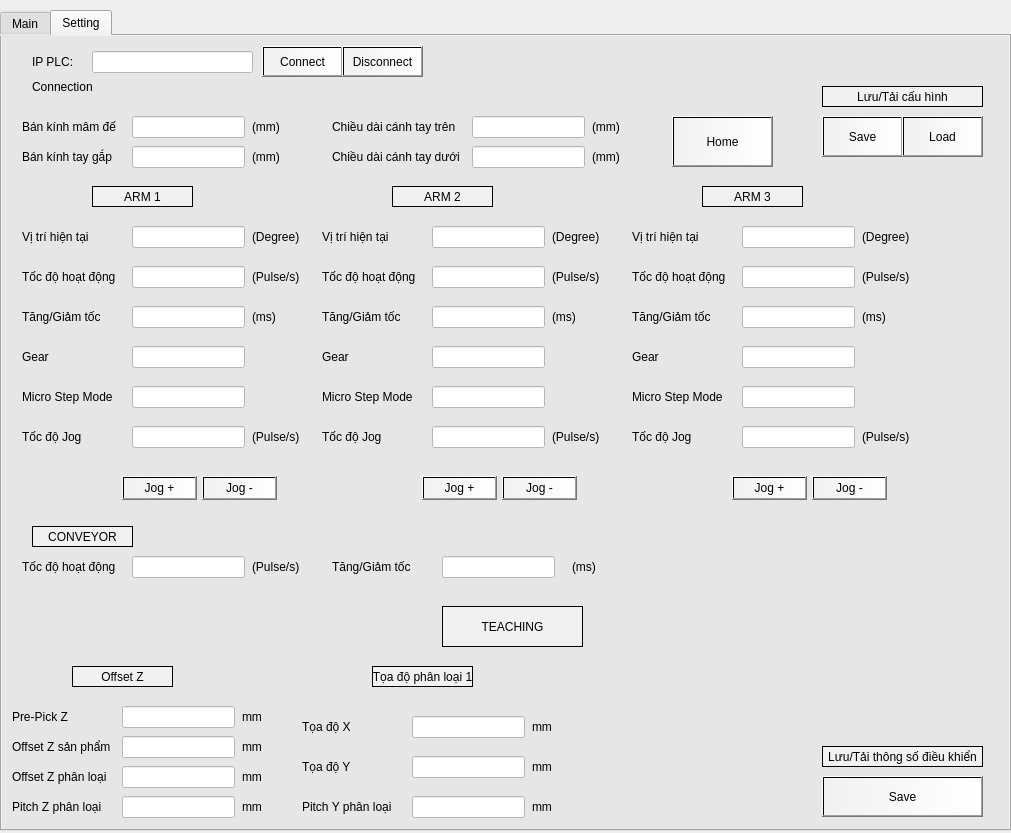
Before: the Qt Designer form InterfaceApp/pyqt/Services/widget.ui in vuloc333/Delta_v1.0, drawn with Qt 5.
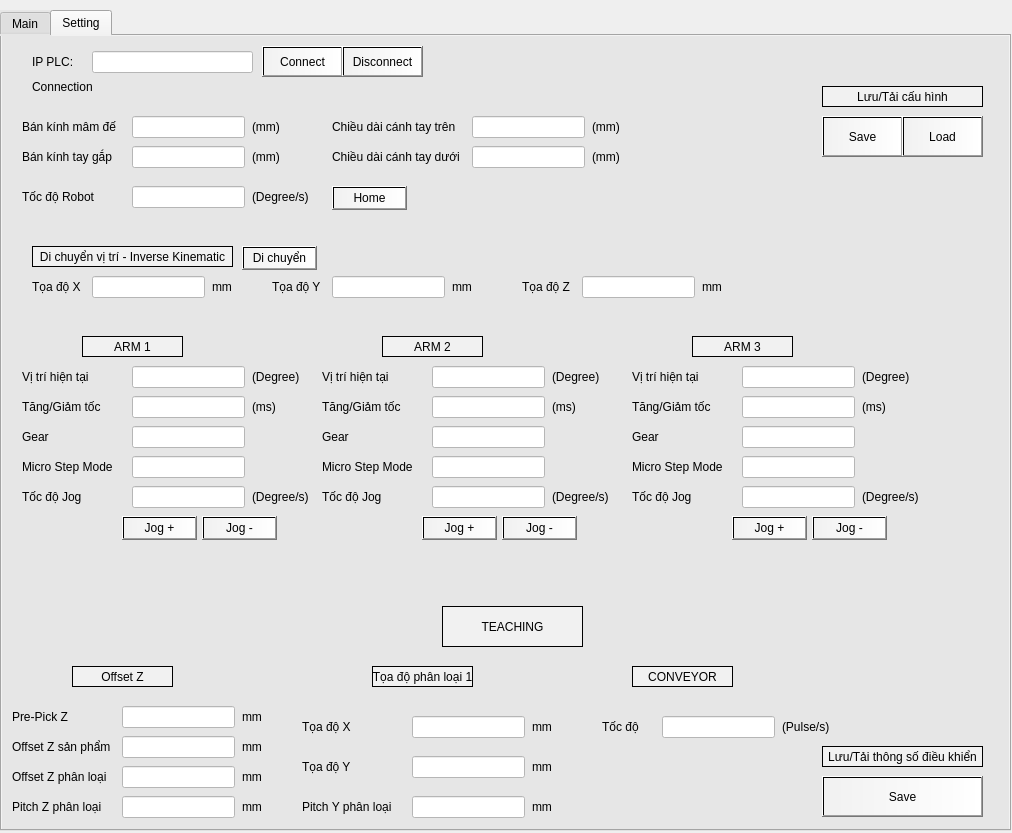
After: the same form once the commit is applied.

The edit to the form file:
```diff
--- a/InterfaceApp/pyqt/Services/widget.ui
+++ b/InterfaceApp/pyqt/Services/widget.ui
@@ -6,7 +6,7 @@
    <rect>
     <x>0</x>
     <y>0</y>
-    <width>1011</width>
+    <width>1012</width>
     <height>833</height>
    </rect>
   </property>
@@ -380,7 +380,7 @@
      <property name="geometry">
       <rect>
        <x>430</x>
-       <y>270</y>
+       <y>360</y>
        <width>113</width>
        <height>22</height>
       </rect>
@@ -402,7 +402,7 @@
      <property name="geometry">
       <rect>
        <x>250</x>
-       <y>190</y>
+       <y>330</y>
        <width>51</width>
        <height>21</height>
       </rect>
@@ -411,46 +411,11 @@
       <string>(Degree)</string>
      </property>
     </widget>
-    <widget class="QLabel" name="lbl2_3">
-     <property name="geometry">
-      <rect>
-       <x>630</x>
-       <y>230</y>
-       <width>101</width>
-       <height>21</height>
-      </rect>
-     </property>
-     <property name="text">
-      <string>Tốc độ hoạt động</string>
-     </property>
-    </widget>
-    <widget class="QLineEdit" name="lineConvRamp">
-     <property name="geometry">
-      <rect>
-       <x>440</x>
-       <y>520</y>
-       <width>113</width>
-       <height>22</height>
-      </rect>
-     </property>
-     <property name="accessibleDescription">
-      <string/>
-     </property>
-     <property name="styleSheet">
-      <string notr="true">background-color: rgb(255, 255, 255);</string>
-     </property>
-     <property name="text">
-      <string/>
-     </property>
-     <property name="readOnly">
-      <bool>false</bool>
-     </property>
-    </widget>
     <widget class="QLineEdit" name="lineArm2MicroStepMode">
      <property name="geometry">
       <rect>
        <x>430</x>
-       <y>350</y>
+       <y>420</y>
        <width>113</width>
        <height>22</height>
       </rect>
@@ -472,7 +437,7 @@
      <property name="geometry">
       <rect>
        <x>20</x>
-       <y>190</y>
+       <y>330</y>
        <width>101</width>
        <height>21</height>
       </rect>
@@ -485,7 +450,7 @@
      <property name="geometry">
       <rect>
        <x>320</x>
-       <y>270</y>
+       <y>360</y>
        <width>101</width>
        <height>21</height>
       </rect>
@@ -498,7 +463,7 @@
      <property name="geometry">
       <rect>
        <x>730</x>
-       <y>440</y>
+       <y>480</y>
        <width>75</width>
        <height>24</height>
       </rect>
@@ -515,20 +480,20 @@
      <property name="geometry">
       <rect>
        <x>250</x>
-       <y>230</y>
-       <width>51</width>
+       <y>150</y>
+       <width>71</width>
        <height>21</height>
       </rect>
      </property>
      <property name="text">
-      <string>(Pulse/s)</string>
+      <string>(Degree/s)</string>
      </property>
     </widget>
     <widget class="QLabel" name="lbl1_13">
      <property name="geometry">
       <rect>
        <x>550</x>
-       <y>190</y>
+       <y>330</y>
        <width>51</width>
        <height>21</height>
       </rect>
@@ -540,8 +505,8 @@
     <widget class="QLabel" name="lbl7_2">
      <property name="geometry">
       <rect>
-       <x>390</x>
-       <y>150</y>
+       <x>380</x>
+       <y>300</y>
        <width>101</width>
        <height>21</height>
       </rect>
@@ -563,7 +528,7 @@
      <property name="geometry">
       <rect>
        <x>430</x>
-       <y>310</y>
+       <y>390</y>
        <width>113</width>
        <height>22</height>
       </rect>
@@ -585,7 +550,7 @@
      <property name="geometry">
       <rect>
        <x>500</x>
-       <y>440</y>
+       <y>480</y>
        <width>75</width>
        <height>24</height>
       </rect>
@@ -601,8 +566,8 @@
     <widget class="QLineEdit" name="lineConvSpeed">
      <property name="geometry">
       <rect>
-       <x>130</x>
-       <y>520</y>
+       <x>660</x>
+       <y>680</y>
        <width>113</width>
        <height>22</height>
       </rect>
@@ -624,7 +589,7 @@
      <property name="geometry">
       <rect>
        <x>20</x>
-       <y>390</y>
+       <y>450</y>
        <width>101</width>
        <height>21</height>
       </rect>
@@ -650,47 +615,11 @@
       <string>Save</string>
      </property>
     </widget>
-    <widget class="QLineEdit" name="lineArm2RunSpeed">
-     <property name="geometry">
-      <rect>
-       <x>430</x>
-       <y>230</y>
-       <width>113</width>
-       <height>22</height>
-      </rect>
-     </property>
-     <property name="accessibleDescription">
-      <string/>
-     </property>
-     <property name="styleSheet">
-      <string notr="true">background-color: rgb(255, 255, 255);
-</string>
-     </property>
-     <property name="text">
-      <string/>
-     </property>
-     <property name="readOnly">
-      <bool>false</bool>
-     </property>
-    </widget>
-    <widget class="QLabel" name="lbl3_4">
-     <property name="geometry">
-      <rect>
-       <x>330</x>
-       <y>520</y>
-       <width>101</width>
-       <height>21</height>
-      </rect>
-     </property>
-     <property name="text">
-      <string>Tăng/Giảm tốc</string>
-     </property>
-    </widget>
     <widget class="QLabel" name="lbl6_2">
      <property name="geometry">
       <rect>
        <x>320</x>
-       <y>390</y>
+       <y>450</y>
        <width>101</width>
        <height>21</height>
       </rect>
@@ -703,7 +632,7 @@
      <property name="geometry">
       <rect>
        <x>130</x>
-       <y>270</y>
+       <y>360</y>
        <width>113</width>
        <height>22</height>
       </rect>
@@ -725,7 +654,7 @@
      <property name="geometry">
       <rect>
        <x>740</x>
-       <y>390</y>
+       <y>450</y>
        <width>113</width>
        <height>22</height>
       </rect>
@@ -746,8 +675,8 @@
     <widget class="QLabel" name="lbl7_4">
      <property name="geometry">
       <rect>
-       <x>30</x>
-       <y>490</y>
+       <x>630</x>
+       <y>630</y>
        <width>101</width>
        <height>21</height>
       </rect>
@@ -769,35 +698,13 @@
      <property name="geometry">
       <rect>
        <x>20</x>
-       <y>230</y>
+       <y>150</y>
        <width>101</width>
        <height>21</height>
       </rect>
      </property>
      <property name="text">
-      <string>Tốc độ hoạt động</string>
-     </property>
-    </widget>
-    <widget class="QLineEdit" name="lineArm3RunSpeed">
-     <property name="geometry">
-      <rect>
-       <x>740</x>
-       <y>230</y>
-       <width>113</width>
-       <height>22</height>
-      </rect>
-     </property>
-     <property name="accessibleDescription">
-      <string/>
-     </property>
-     <property name="styleSheet">
-      <string notr="true">background-color: rgb(255, 255, 255);</string>
-     </property>
-     <property name="text">
-      <string/>
-     </property>
-     <property name="readOnly">
-      <bool>false</bool>
+      <string>Tốc độ Robot</string>
      </property>
     </widget>
     <widget class="QLabel" name="lbl1_5">
@@ -816,8 +723,8 @@
     <widget class="QLabel" name="lbl7_3">
      <property name="geometry">
       <rect>
-       <x>700</x>
-       <y>150</y>
+       <x>690</x>
+       <y>300</y>
        <width>101</width>
        <height>21</height>
       </rect>
@@ -839,7 +746,7 @@
      <property name="geometry">
       <rect>
        <x>740</x>
-       <y>310</y>
+       <y>390</y>
        <width>113</width>
        <height>22</height>
       </rect>
@@ -861,7 +768,7 @@
      <property name="geometry">
       <rect>
        <x>420</x>
-       <y>440</y>
+       <y>480</y>
        <width>75</width>
        <height>24</height>
       </rect>
@@ -878,7 +785,7 @@
      <property name="geometry">
       <rect>
        <x>200</x>
-       <y>440</y>
+       <y>480</y>
        <width>75</width>
        <height>24</height>
       </rect>
@@ -895,7 +802,7 @@
      <property name="geometry">
       <rect>
        <x>130</x>
-       <y>230</y>
+       <y>150</y>
        <width>113</width>
        <height>22</height>
       </rect>
@@ -917,7 +824,7 @@
      <property name="geometry">
       <rect>
        <x>130</x>
-       <y>190</y>
+       <y>330</y>
        <width>113</width>
        <height>22</height>
       </rect>
@@ -939,7 +846,7 @@
      <property name="geometry">
       <rect>
        <x>550</x>
-       <y>270</y>
+       <y>360</y>
        <width>51</width>
        <height>21</height>
       </rect>
@@ -952,7 +859,7 @@
      <property name="geometry">
       <rect>
        <x>810</x>
-       <y>440</y>
+       <y>480</y>
        <width>75</width>
        <height>24</height>
       </rect>
@@ -969,7 +876,7 @@
      <property name="geometry">
       <rect>
        <x>630</x>
-       <y>270</y>
+       <y>360</y>
        <width>101</width>
        <height>21</height>
       </rect>
@@ -982,7 +889,7 @@
      <property name="geometry">
       <rect>
        <x>740</x>
-       <y>190</y>
+       <y>330</y>
        <width>113</width>
        <height>22</height>
       </rect>
@@ -1004,7 +911,7 @@
      <property name="geometry">
       <rect>
        <x>130</x>
-       <y>350</y>
+       <y>420</y>
        <width>113</width>
        <height>22</height>
       </rect>
@@ -1022,28 +929,11 @@
       <bool>false</bool>
      </property>
     </widget>
-    <widget class="QPushButton" name="btnAllHome">
-     <property name="geometry">
-      <rect>
-       <x>670</x>
-       <y>80</y>
-       <width>101</width>
-       <height>51</height>
-      </rect>
-     </property>
-     <property name="styleSheet">
-      <string notr="true">background-color: qlineargradient(spread:pad, x1:0, y1:0, x2:1, y2:0, stop:0 rgba(241, 241, 241, 255), stop:1 rgba(255, 255, 255, 255));
-</string>
-     </property>
-     <property name="text">
-      <string>Home</string>
-     </property>
-    </widget>
     <widget class="QLineEdit" name="lineArm2JogSpeed">
      <property name="geometry">
       <rect>
        <x>430</x>
-       <y>390</y>
+       <y>450</y>
        <width>113</width>
        <height>22</height>
       </rect>
@@ -1065,7 +955,7 @@
      <property name="geometry">
       <rect>
        <x>630</x>
-       <y>310</y>
+       <y>390</y>
        <width>101</width>
        <height>21</height>
       </rect>
@@ -1091,7 +981,7 @@
      <property name="geometry">
       <rect>
        <x>130</x>
-       <y>310</y>
+       <y>390</y>
        <width>113</width>
        <height>22</height>
       </rect>
@@ -1112,21 +1002,21 @@
     <widget class="QLabel" name="lbl2_4">
      <property name="geometry">
       <rect>
-       <x>20</x>
-       <y>520</y>
-       <width>101</width>
+       <x>600</x>
+       <y>680</y>
+       <width>51</width>
        <height>21</height>
       </rect>
      </property>
      <property name="text">
-      <string>Tốc độ hoạt động</string>
+      <string>Tốc độ</string>
      </property>
     </widget>
     <widget class="QLabel" name="lbl6_3">
      <property name="geometry">
       <rect>
        <x>630</x>
-       <y>390</y>
+       <y>450</y>
        <width>101</width>
        <height>21</height>
       </rect>
@@ -1139,7 +1029,7 @@
      <property name="geometry">
       <rect>
        <x>320</x>
-       <y>190</y>
+       <y>330</y>
        <width>101</width>
        <height>21</height>
       </rect>
@@ -1152,7 +1042,7 @@
      <property name="geometry">
       <rect>
        <x>320</x>
-       <y>350</y>
+       <y>420</y>
        <width>101</width>
        <height>21</height>
       </rect>
@@ -1165,7 +1055,7 @@
      <property name="geometry">
       <rect>
        <x>120</x>
-       <y>440</y>
+       <y>480</y>
        <width>75</width>
        <height>24</height>
       </rect>
@@ -1182,7 +1072,7 @@
      <property name="geometry">
       <rect>
        <x>630</x>
-       <y>190</y>
+       <y>330</y>
        <width>101</width>
        <height>21</height>
       </rect>
@@ -1195,20 +1085,20 @@
      <property name="geometry">
       <rect>
        <x>860</x>
-       <y>390</y>
-       <width>51</width>
+       <y>450</y>
+       <width>61</width>
        <height>21</height>
       </rect>
      </property>
      <property name="text">
-      <string>(Pulse/s)</string>
+      <string>(Degree/s)</string>
      </property>
     </widget>
     <widget class="QLineEdit" name="lineArm3MicroStepMode">
      <property name="geometry">
       <rect>
        <x>740</x>
-       <y>350</y>
+       <y>420</y>
        <width>113</width>
        <height>22</height>
       </rect>
@@ -1226,24 +1116,11 @@
       <bool>false</bool>
      </property>
     </widget>
-    <widget class="QLabel" name="lbl1_9">
-     <property name="geometry">
-      <rect>
-       <x>860</x>
-       <y>230</y>
-       <width>51</width>
-       <height>21</height>
-      </rect>
-     </property>
-     <property name="text">
-      <string>(Pulse/s)</string>
-     </property>
-    </widget>
     <widget class="QLabel" name="lbl1_10">
      <property name="geometry">
       <rect>
        <x>860</x>
-       <y>270</y>
+       <y>360</y>
        <width>51</width>
        <height>21</height>
       </rect>
@@ -1256,7 +1133,7 @@
      <property name="geometry">
       <rect>
        <x>250</x>
-       <y>270</y>
+       <y>360</y>
        <width>51</width>
        <height>21</height>
       </rect>
@@ -1291,7 +1168,7 @@
      <property name="geometry">
       <rect>
        <x>20</x>
-       <y>310</y>
+       <y>390</y>
        <width>101</width>
        <height>21</height>
       </rect>
@@ -1303,8 +1180,8 @@
     <widget class="QLabel" name="lbl1_17">
      <property name="geometry">
       <rect>
-       <x>250</x>
-       <y>520</y>
+       <x>780</x>
+       <y>680</y>
        <width>51</width>
        <height>21</height>
       </rect>
@@ -1317,7 +1194,7 @@
      <property name="geometry">
       <rect>
        <x>130</x>
-       <y>390</y>
+       <y>450</y>
        <width>113</width>
        <height>22</height>
       </rect>
@@ -1339,7 +1216,7 @@
      <property name="geometry">
       <rect>
        <x>860</x>
-       <y>190</y>
+       <y>330</y>
        <width>51</width>
        <height>21</height>
       </rect>
@@ -1352,7 +1229,7 @@
      <property name="geometry">
       <rect>
        <x>20</x>
-       <y>270</y>
+       <y>360</y>
        <width>101</width>
        <height>21</height>
       </rect>
@@ -1365,7 +1242,7 @@
      <property name="geometry">
       <rect>
        <x>320</x>
-       <y>310</y>
+       <y>390</y>
        <width>101</width>
        <height>21</height>
       </rect>
@@ -1378,7 +1255,7 @@
      <property name="geometry">
       <rect>
        <x>740</x>
-       <y>270</y>
+       <y>360</y>
        <width>113</width>
        <height>22</height>
       </rect>
@@ -1400,7 +1277,7 @@
      <property name="geometry">
       <rect>
        <x>630</x>
-       <y>350</y>
+       <y>420</y>
        <width>101</width>
        <height>21</height>
       </rect>
@@ -1412,8 +1289,8 @@
     <widget class="QLabel" name="lbl7">
      <property name="geometry">
       <rect>
-       <x>90</x>
-       <y>150</y>
+       <x>80</x>
+       <y>300</y>
        <width>101</width>
        <height>21</height>
       </rect>
@@ -1474,46 +1351,33 @@
      <property name="geometry">
       <rect>
        <x>250</x>
-       <y>390</y>
-       <width>51</width>
+       <y>450</y>
+       <width>61</width>
        <height>21</height>
       </rect>
      </property>
      <property name="text">
-      <string>(Pulse/s)</string>
-     </property>
-    </widget>
-    <widget class="QLabel" name="lbl1_18">
-     <property name="geometry">
-      <rect>
-       <x>570</x>
-       <y>520</y>
-       <width>51</width>
-       <height>21</height>
-      </rect>
-     </property>
-     <property name="text">
-      <string>(ms)</string>
+      <string>(Degree/s)</string>
      </property>
     </widget>
     <widget class="QLabel" name="lbl1_15">
      <property name="geometry">
       <rect>
        <x>550</x>
-       <y>390</y>
-       <width>51</width>
+       <y>450</y>
+       <width>61</width>
        <height>21</height>
       </rect>
      </property>
      <property name="text">
-      <string>(Pulse/s)</string>
+      <string>(Degree/s)</string>
      </property>
     </widget>
     <widget class="QLineEdit" name="lineArm2CurPos">
      <property name="geometry">
       <rect>
        <x>430</x>
-       <y>190</y>
+       <y>330</y>
        <width>113</width>
        <height>22</height>
       </rect>
@@ -1531,24 +1395,11 @@
       <bool>true</bool>
      </property>
     </widget>
-    <widget class="QLabel" name="lbl1_14">
-     <property name="geometry">
-      <rect>
-       <x>550</x>
-       <y>230</y>
-       <width>51</width>
-       <height>21</height>
-      </rect>
-     </property>
-     <property name="text">
-      <string>(Pulse/s)</string>
-     </property>
-    </widget>
     <widget class="QLabel" name="lbl5">
      <property name="geometry">
       <rect>
        <x>20</x>
-       <y>350</y>
+       <y>420</y>
        <width>101</width>
        <height>21</height>
       </rect>
@@ -1557,19 +1408,6 @@
       <string>Micro Step Mode</string>
      </property>
     </widget>
-    <widget class="QLabel" name="lbl2_2">
-     <property name="geometry">
-      <rect>
-       <x>320</x>
-       <y>230</y>
-       <width>101</width>
-       <height>21</height>
-      </rect>
-     </property>
-     <property name="text">
-      <string>Tốc độ hoạt động</string>
-     </property>
-    </widget>
     <widget class="QPushButton" name="btnPlcConnect">
      <property name="geometry">
       <rect>
@@ -2237,6 +2075,206 @@
       <string>mm</string>
      </property>
     </widget>
+    <widget class="QPushButton" name="btnAllHome">
+     <property name="geometry">
+      <rect>
+       <x>330</x>
+       <y>150</y>
+       <width>75</width>
+       <height>24</height>
+      </rect>
+     </property>
+     <property name="styleSheet">
+      <string notr="true">background-color: qlineargradient(spread:pad, x1:0, y1:0, x2:1, y2:0, stop:0 rgba(241, 241, 241, 255), stop:1 rgba(255, 255, 255, 255));
+</string>
+     </property>
+     <property name="text">
+      <string>Home</string>
+     </property>
+    </widget>
+    <widget class="QLabel" name="lbl7_9">
+     <property name="geometry">
+      <rect>
+       <x>30</x>
+       <y>210</y>
+       <width>201</width>
+       <height>21</height>
+      </rect>
+     </property>
+     <property name="styleSheet">
+      <string notr="true">background-color: rgb(241, 241, 241);</string>
+     </property>
+     <property name="frameShape">
+      <enum>QFrame::Shape::Box</enum>
+     </property>
+     <property name="text">
+      <string>Di chuyển vị trí - Inverse Kinematic</string>
+     </property>
+     <property name="alignment">
+      <set>Qt::AlignmentFlag::AlignCenter</set>
+     </property>
+    </widget>
+    <widget class="QLabel" name="lbl1_83">
+     <property name="geometry">
+      <rect>
+       <x>210</x>
+       <y>240</y>
+       <width>51</width>
+       <height>21</height>
+      </rect>
+     </property>
+     <property name="text">
+      <string>mm</string>
+     </property>
+    </widget>
+    <widget class="QLabel" name="lbl1_89">
+     <property name="geometry">
+      <rect>
+       <x>700</x>
+       <y>240</y>
+       <width>31</width>
+       <height>21</height>
+      </rect>
+     </property>
+     <property name="text">
+      <string>mm</string>
+     </property>
+    </widget>
+    <widget class="QLineEdit" name="lineYtestTarget">
+     <property name="geometry">
+      <rect>
+       <x>330</x>
+       <y>240</y>
+       <width>113</width>
+       <height>22</height>
+      </rect>
+     </property>
+     <property name="accessibleDescription">
+      <string/>
+     </property>
+     <property name="styleSheet">
+      <string notr="true">background-color: rgb(255, 255, 255);</string>
+     </property>
+     <property name="text">
+      <string/>
+     </property>
+     <property name="readOnly">
+      <bool>false</bool>
+     </property>
+    </widget>
+    <widget class="QLabel" name="lbl1_97">
+     <property name="geometry">
+      <rect>
+       <x>520</x>
+       <y>240</y>
+       <width>51</width>
+       <height>21</height>
+      </rect>
+     </property>
+     <property name="text">
+      <string>Tọa độ Z</string>
+     </property>
+    </widget>
+    <widget class="QLabel" name="lbl1_84">
+     <property name="geometry">
+      <rect>
+       <x>450</x>
+       <y>240</y>
+       <width>51</width>
+       <height>21</height>
+      </rect>
+     </property>
+     <property name="text">
+      <string>mm</string>
+     </property>
+    </widget>
+    <widget class="QLabel" name="lbl1_86">
+     <property name="geometry">
+      <rect>
+       <x>30</x>
+       <y>240</y>
+       <width>51</width>
+       <height>21</height>
+      </rect>
+     </property>
+     <property name="text">
+      <string>Tọa độ X</string>
+     </property>
+    </widget>
+    <widget class="QLineEdit" name="lineZtestTarget">
+     <property name="geometry">
+      <rect>
+       <x>580</x>
+       <y>240</y>
+       <width>113</width>
+       <height>22</height>
+      </rect>
+     </property>
+     <property name="accessibleDescription">
+      <string/>
+     </property>
+     <property name="styleSheet">
+      <string notr="true">background-color: rgb(255, 255, 255);</string>
+     </property>
+     <property name="text">
+      <string/>
+     </property>
+     <property name="readOnly">
+      <bool>false</bool>
+     </property>
+    </widget>
+    <widget class="QLabel" name="lbl1_90">
+     <property name="geometry">
+      <rect>
+       <x>270</x>
+       <y>240</y>
+       <width>51</width>
+       <height>21</height>
+      </rect>
+     </property>
+     <property name="text">
+      <string>Tọa độ Y</string>
+     </property>
+    </widget>
+    <widget class="QLineEdit" name="lineXtestTarget">
+     <property name="geometry">
+      <rect>
+       <x>90</x>
+       <y>240</y>
+       <width>113</width>
+       <height>22</height>
+      </rect>
+     </property>
+     <property name="accessibleDescription">
+      <string/>
+     </property>
+     <property name="styleSheet">
+      <string notr="true">background-color: rgb(255, 255, 255);</string>
+     </property>
+     <property name="text">
+      <string/>
+     </property>
+     <property name="readOnly">
+      <bool>false</bool>
+     </property>
+    </widget>
+    <widget class="QPushButton" name="btnAllMove">
+     <property name="geometry">
+      <rect>
+       <x>240</x>
+       <y>210</y>
+       <width>75</width>
+       <height>24</height>
+      </rect>
+     </property>
+     <property name="styleSheet">
+      <string notr="true">background-color: qlineargradient(spread:pad, x1:0, y1:0, x2:1, y2:0, stop:0 rgba(241, 241, 241, 255), stop:1 rgba(255, 255, 255, 255));
+</string>
+     </property>
+     <property name="text">
+      <string>Di chuyển</string>
+     </property>
+    </widget>
    </widget>
   </widget>
  </widget>
```
Left out of the diff: 4 changed lines with no effect on the pictures.
